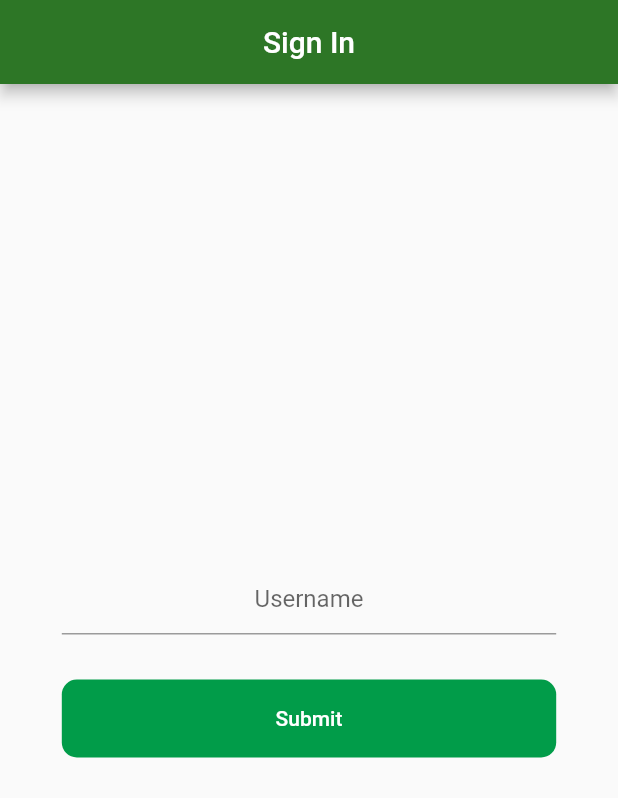
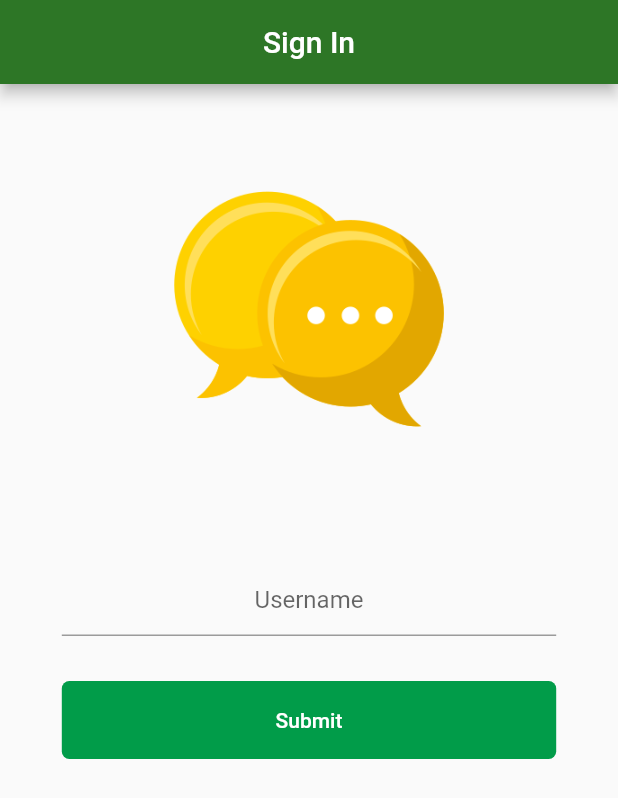
Before and after one commit to mozesnjoroge/rada-mock-up, a Flutter app: the screen it shows after launch, after a tap on "Join the Conversation", on a phone screen of 412 x 824 dp. Shown: the top 798 px of the screen. Run offline on Flutter 3.47's test engine with Material 2 defaults, Android fonts, the phone set to English and light mode, and no system bars; our stand-ins replace get, socket_io_client; network calls fail.

Commit message:
fix message box

```diff
--- a/lib/app/modules/Signing/views/signing_view.dart
+++ b/lib/app/modules/Signing/views/signing_view.dart
@@ -23,7 +23,10 @@ class SigningView extends GetView<SigningController> {
         centerTitle: true,
       ),
       body: Center(
-          child: Form(
+          child: Column(
+            children: [
+              Image.asset("assets/bubble.png",width: 300,),
+              Form(
         key: formKey,
         child: Padding(
               padding: const EdgeInsets.all(20.0),
@@ -66,7 +69,7 @@ class SigningView extends GetView<SigningController> {
                             Theme.of(context).accentColor),
                         shape: MaterialStateProperty.all<RoundedRectangleBorder>(
                           RoundedRectangleBorder(
-                        borderRadius: BorderRadius.circular(10),
+                            borderRadius: BorderRadius.circular(5),
                           ),
                         ),
                       ),
@@ -75,6 +78,8 @@ class SigningView extends GetView<SigningController> {
                 ],
               ),
         ),
+      ),
+            ],
           )),
     );
   }
--- a/lib/widgets/buildInput.dart
+++ b/lib/widgets/buildInput.dart
@@ -33,6 +33,7 @@ import 'package:flutter/material.dart';
           Flexible(
             child: Container(
               child: TextField(
+                autofocus: true,
                 onSubmitted: (value) {
 
                 },
@@ -63,6 +64,6 @@ import 'package:flutter/material.dart';
       ),
       width: double.infinity,
       height: 50.0,
-      decoration: BoxDecoration(border: Border(top: BorderSide(color: Colors.black87, width: 0.5)), color: Colors.white),
+        decoration: BoxDecoration( color: Colors.white),
     );
   }
```
Also changed, not shown: lib/app/modules/chat/views/chat_view.dart (+7 -7 lines), pubspec.yaml (+11 -0 lines), pubspec.lock, 34 other files. Lines whose indentation alone changed are shown as unchanged.
